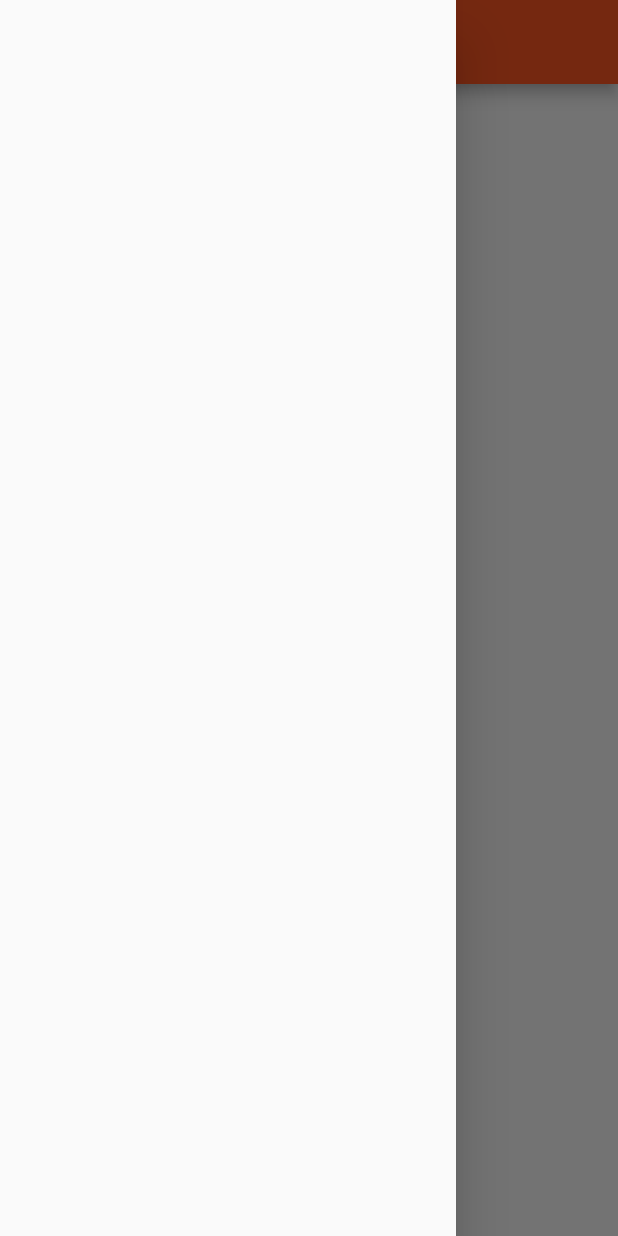
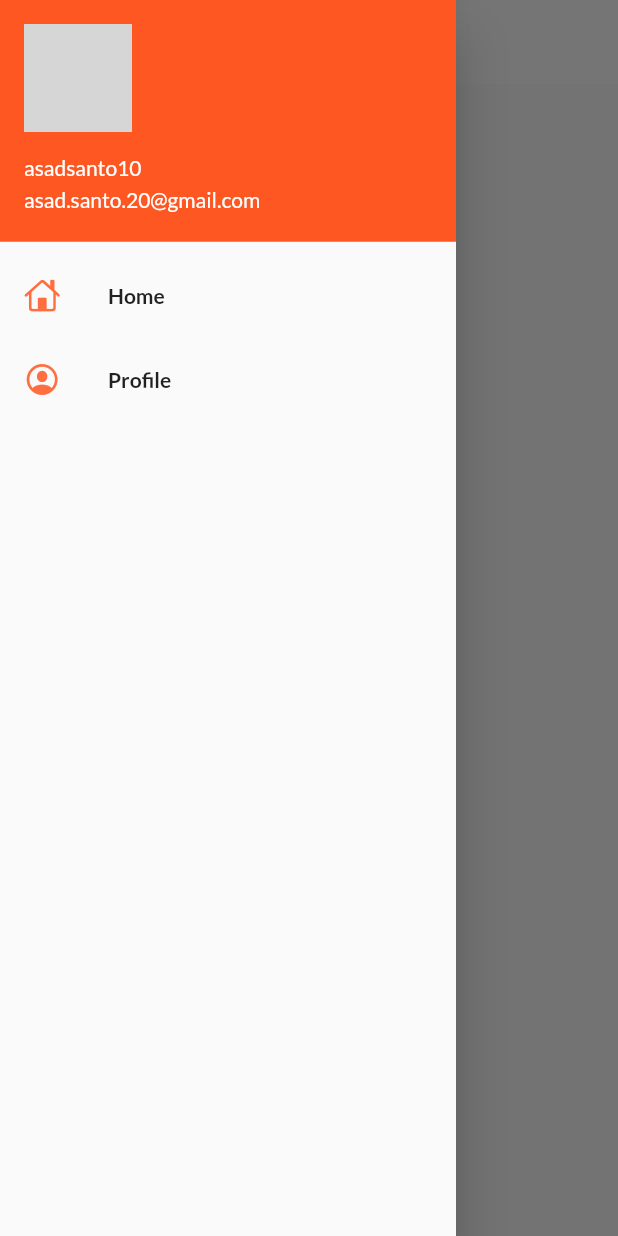
Before and after one commit to asadsanto10/basic-flutter, a Flutter app: the HomePage screen opened by its route, with the side drawer open, on a phone screen of 412 x 824 dp. Run offline on Flutter 3.47's test engine with Material 2 defaults, Android fonts, the phone set to English and light mode, and no system bars; our stand-ins replace google_fonts; network calls fail; grey boxes are pictures that could not be loaded.

```diff
--- a/lib/pages/home_page.dart
+++ b/lib/pages/home_page.dart
@@ -1,3 +1,4 @@
+import 'package:first_app/widgets/drawer.dart';
 import 'package:flutter/material.dart';
 
 class HomePage extends StatelessWidget {
@@ -8,8 +9,27 @@ class HomePage extends StatelessWidget {
     int days = 30;
     return Scaffold(
       appBar: AppBar(
-        title: const Text('Fisrt App'),
+        title: const Text(
+          'Fisrt App',
+          style: TextStyle(
+            color: Colors.black,
+            fontWeight: FontWeight.w600,
+          ),
+        ),
+        centerTitle: true,
       ),
+      // appBar: AppBar(
+      //   backgroundColor: Colors.white,
+      //   elevation: 0,
+      //   iconTheme: IconThemeData(color: Colors.black),
+      //   title: const Text(
+      //     'Fisrt App',
+      //     style: TextStyle(
+      //       color: Colors.black,
+      //       fontWeight: FontWeight.w600,
+      //     ),
+      //   ),
+      // ),
       body: Center(
         child: Container(
           child: Text.rich(TextSpan(
@@ -21,7 +41,7 @@ class HomePage extends StatelessWidget {
               ])),
         ),
       ),
-      drawer: const Drawer(),
+      drawer: const SideDrawer(),
     );
   }
 }
--- a/lib/pages/layput.dart
+++ b/lib/pages/layput.dart
@@ -1,16 +1,18 @@
 import 'package:flutter/material.dart';
 
 class Layout extends StatelessWidget {
+  final imageUrl =
+      'https://raw.githubusercontent.com/flutter/website/main/examples/layout/lakes/step5/images/lake.jpg';
   Widget titleSection = Container(
     padding: const EdgeInsets.all(32),
     child: Row(
       children: [
         Expanded(
+          flex: 2,
           /*1*/
           child: Column(
             crossAxisAlignment: CrossAxisAlignment.start,
             children: [
-              /*2*/
               Container(
                 padding: const EdgeInsets.only(bottom: 8),
                 child: const Text(
@@ -38,18 +40,79 @@ class Layout extends StatelessWidget {
       ],
     ),
   );
+
+  Widget textSection = const Padding(
+    padding: EdgeInsets.all(32),
+    child: Text(
+      'Lake Oeschinen lies at the foot of the Blüemlisalp in the Bernese '
+      'Alps. Situated 1,578 meters above sea level, it is one of the '
+      'larger Alpine Lakes. A gondola ride from Kandersteg, followed by a '
+      'half-hour walk through pastures and pine forest, leads you to the '
+      'lake, which warms to 20 degrees Celsius in the summer. Activities '
+      'enjoyed here include rowing, and riding the summer toboggan run.',
+      softWrap: true,
+      style: TextStyle(
+        letterSpacing: 1,
+      ),
+      textAlign: TextAlign.justify,
+    ),
+  );
+
   Layout({super.key});
+
+  Column _buildButtonColumn(Color color, IconData icon, String label) {
+    return Column(
+      mainAxisSize: MainAxisSize.min,
+      mainAxisAlignment: MainAxisAlignment.center,
+      children: [
+        Icon(icon, color: color),
+        Container(
+          margin: const EdgeInsets.only(top: 8),
+          child: Text(
+            label,
+            style: TextStyle(
+              fontSize: 12,
+              fontWeight: FontWeight.w400,
+              color: color,
+            ),
+          ),
+        ),
+      ],
+    );
+  }
 
   @override
   Widget build(BuildContext context) {
+    Color color = Theme.of(context).primaryColor;
+    Widget buttonSection = Row(
+      mainAxisAlignment: MainAxisAlignment.spaceEvenly,
+      children: [
+        _buildButtonColumn(color, Icons.call, 'CALL'),
+        _buildButtonColumn(color, Icons.near_me, 'ROUTE'),
+        _buildButtonColumn(color, Icons.share, 'SHARE'),
+        _buildButtonColumn(color, Icons.panorama_fish_eye, 'About'),
+        _buildButtonColumn(color, Icons.share, 'SHARE'),
+        _buildButtonColumn(color, Icons.share, 'SHARE'),
+      ],
+    );
     return MaterialApp(
       title: 'Flutter layout demo',
       home: Scaffold(
           appBar: AppBar(
             title: const Text('Flutter layout demo'),
           ),
-          body: Column(
-            children: [titleSection],
+          body: ListView(
+            children: [
+              Image.network(
+                imageUrl,
+                width: 600,
+                height: 240,
+                fit: BoxFit.cover,
+              ),
+              titleSection,
+              buttonSection,
+              textSection
+            ],
           )),
     );
   }
--- /dev/null
+++ b/lib/widgets/drawer.dart
@@ -0,0 +1,42 @@
+import 'package:flutter/cupertino.dart';
+import 'package:flutter/material.dart';
+
+class SideDrawer extends StatelessWidget {
+  const SideDrawer({super.key});
+  final userImageUrl =
+      'https://cdn.pixabay.com/photo/2015/10/05/22/37/blank-profile-picture-973460__340.png';
+  @override
+  Widget build(BuildContext context) {
+    return Drawer(
+      child: ListView(
+        children: [
+          DrawerHeader(
+            padding: EdgeInsets.zero,
+            child: UserAccountsDrawerHeader(
+              margin: EdgeInsets.zero,
+              accountName: const Text('asadsanto10'),
+              accountEmail: const Text('asad.santo.20@gmail.com'),
+              currentAccountPicture:
+                  CircleAvatar(backgroundImage: NetworkImage(userImageUrl)),
+            ),
+          ),
+          const ListTile(
+            leading: Icon(
+              CupertinoIcons.home,
+              color: Colors.deepOrangeAccent,
+            ),
+            title: Text('Home', style: TextStyle(fontWeight: FontWeight.bold)),
+          ),
+          const ListTile(
+            leading: Icon(
+              CupertinoIcons.profile_circled,
+              color: Colors.deepOrangeAccent,
+            ),
+            title:
+                Text('Profile', style: TextStyle(fontWeight: FontWeight.bold)),
+          ),
+        ],
+      ),
+    );
+  }
+}
```
Also changed, not shown: lib/component/CustomTextField.dart (added, +33 -0 lines), lib/main.dart (+9 -3 lines), lib/pages/login_page.dart (+54 -18 lines).
